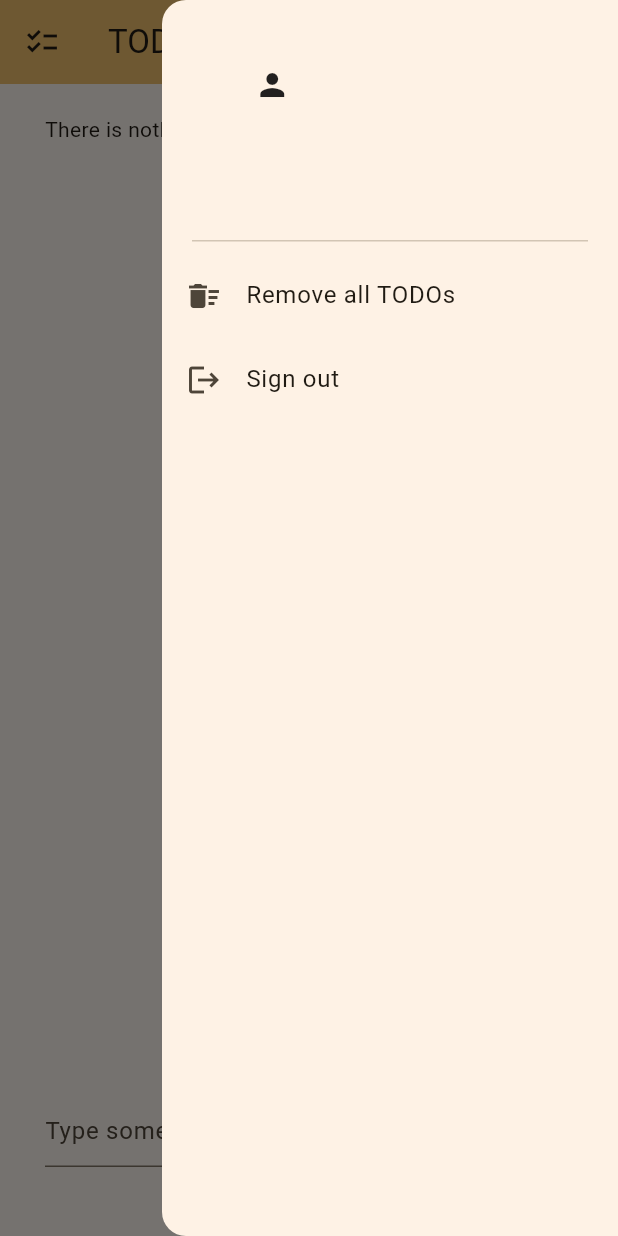
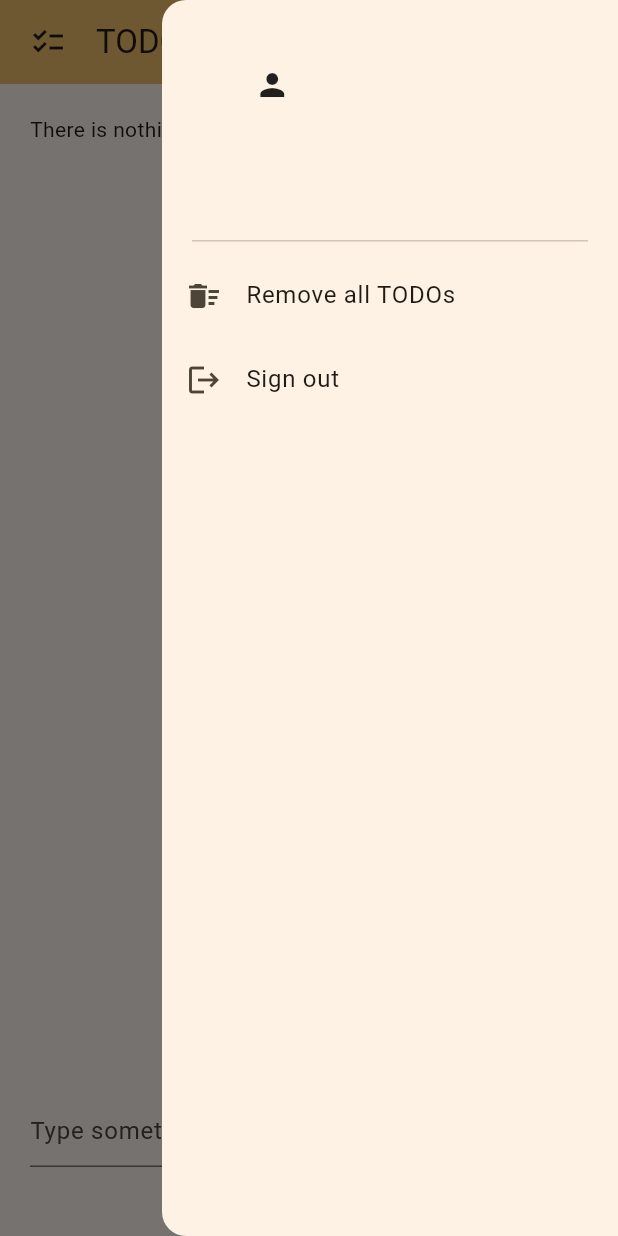
Before and after one commit to an920107/todolist, a Flutter app: the screen it shows once a user with an empty profile is signed in, after a tap on the "person" icon, on a phone screen of 412 x 824 dp. Run offline on Flutter 3.47's test engine with Material 2 defaults, Android fonts, the light colour scheme and no system bars; drawn by our look-alikes of cached_network_image; our stand-ins replace cloud_firestore, firebase_auth, firebase_core, flutter_dotenv, flutter_slidable, url_strategy; accounts and stored records are empty; network calls fail; statements that could not run were skipped.

Commit message:
feat: global padding

````diff
--- a/lib/main.dart
+++ b/lib/main.dart
@@ -46,9 +46,7 @@ class Main extends StatelessWidget {
         ),
       ],
       child: Builder(builder: (context) {
-        context
-            .read<PlatformViewModel>()
-            .setDeviceWidth(MediaQuery.of(context).size.width);
+        context.read<PlatformViewModel>().size = MediaQuery.of(context).size;
         return MaterialApp(
           debugShowCheckedModeBanner: false,
           title: "TODO List",
--- a/lib/view/page/home_page.dart
+++ b/lib/view/page/home_page.dart
@@ -16,24 +16,38 @@ class HomePage extends StatelessWidget {
   Widget build(BuildContext context) {
     return LayoutBuilder(builder: (context, constraints) {
       final platform = context.read<PlatformViewModel>().platform;
+      final width = context.read<PlatformViewModel>().width;
+      final double sidePadding = width > 1280 ? (width - 1280 + 40) / 2 : 20;
       return Scaffold(
         appBar: AppBar(
           automaticallyImplyLeading: false,
           backgroundColor: Theme.of(context).colorScheme.inversePrimary,
-          leading: const Icon(Icons.checklist),
+          titleSpacing: 0,
+          centerTitle: false,
+          title: Row(children: [
+            SizedBox(width: sidePadding),
+            const Icon(Icons.checklist),
+            AppBarPadding.title(child: const Text("TODO List")),
+          ]),
           actions: [
             AppBarPadding.action(child: const DarkmodeSwitch()),
-            AppBarPadding.action(isLastOne: true, child: const SignInButton()),
+            AppBarPadding.action(child: const SignInButton()),
+            SizedBox(width: sidePadding),
           ],
-          title: const Text("TODO List"),
         ),
         endDrawer: const BaseEndDrawer(),
-        body: platform == Platform.mobile
-            ? LayoutPadding.narrow(child: const TodoAnimatedList())
-            : LayoutPadding.wide(child: const TodoAnimatedList()),
-        bottomNavigationBar: platform == Platform.mobile
-            ? LayoutPadding.narrow(child: const TodoInput())
-            : LayoutPadding.wide(child: const TodoInput()),
+        body: Padding(
+          padding: EdgeInsets.symmetric(horizontal: sidePadding),
+          child: platform == Platform.mobile
+              ? LayoutPadding.narrow(child: const TodoAnimatedList())
+              : LayoutPadding.wide(child: const TodoAnimatedList()),
+        ),
+        bottomNavigationBar: Padding(
+          padding: EdgeInsets.symmetric(horizontal: sidePadding),
+          child: platform == Platform.mobile
+              ? LayoutPadding.narrow(child: const TodoInput())
+              : LayoutPadding.wide(child: const TodoInput()),
+        ),
       );
     });
   }
--- a/lib/view/theme/padding.dart
+++ b/lib/view/theme/padding.dart
@@ -13,6 +13,12 @@ abstract class AppBarPadding extends Padding {
       _AppBarPadding(
         key: key,
         padding: EdgeInsets.only(left: 20, right: isLastOne ? 20 : 0),
+        child: child,
+      );
+
+  factory AppBarPadding.title({Key? key, Widget? child}) => _AppBarPadding(
+        key: key,
+        padding: const EdgeInsets.only(left: 20),
         child: child,
       );
 }
@@ -32,7 +38,6 @@ abstract class LayoutPadding extends Padding {
   factory LayoutPadding.wide({Key? key, Widget? child}) => _LayoutPadding(
         key: key,
         padding: const EdgeInsets.symmetric(
-          horizontal: 60,
           vertical: 40,
         ),
         child: child,
@@ -41,7 +46,6 @@ abstract class LayoutPadding extends Padding {
   factory LayoutPadding.narrow({Key? key, Widget? child}) => _LayoutPadding(
         key: key,
         padding: const EdgeInsets.symmetric(
-          horizontal: 30,
           vertical: 20,
         ),
         child: child,
--- a/lib/view_model/platform_view_model.dart
+++ b/lib/view_model/platform_view_model.dart
@@ -1,19 +1,38 @@
 import 'package:flutter/material.dart';
 import 'package:todolist/enum/platform.dart';
 
-/// 給予裝置寬度（通常在最外層元件如 [MaterialApp]），判斷平台為電腦、平板，或手機
+/// 給予裝置寬度（通常在最外層元件如 [MaterialApp]），判斷平台為電腦、平板，或手機。
+///
+/// 由於裝置寬度發生變化時，部份 [Widget] 會進行重新渲染，不需使用 [Consumer] 監聽，
+/// 這個 [Provider] 並沒有 mixin [ChangeNotifier]，若發現裝置寬度改變時，並沒有
+/// 重新渲染，請使用 [LayoutBuilder]
+///
+/// Example:
+/// ```dart
+/// LayoutBuilder(builder: (context, constraints) {
+///   final platform =
+///     context.select((PlatformViewModel value) => value.platform);
+///   return WidgetToRerender();
+/// }),
+/// ```
 class PlatformViewModel {
-  Platform _platform = Platform.mobile;
+  /// 平台裝置大小
+  Size size = const Size.square(0);
 
-  Platform get platform => _platform;
-
-  void setDeviceWidth(double width) {
-    if (width >= 1280) {
-      _platform = Platform.computer;
-    } else if (width >= 960) {
-      _platform = Platform.tablet;
+  /// 取得當前平台裝置的類型
+  Platform get platform {
+    if (size.width >= 1280) {
+      return Platform.computer;
+    } else if (size.width >= 960) {
+      return Platform.tablet;
     } else {
-      _platform = Platform.mobile;
+      return Platform.mobile;
     }
   }
+
+  /// 取得當前平台裝置的寬度
+  double get width => size.width;
+
+  /// 取得當前平台裝置的高度
+  double get height => size.height;
 }
````
